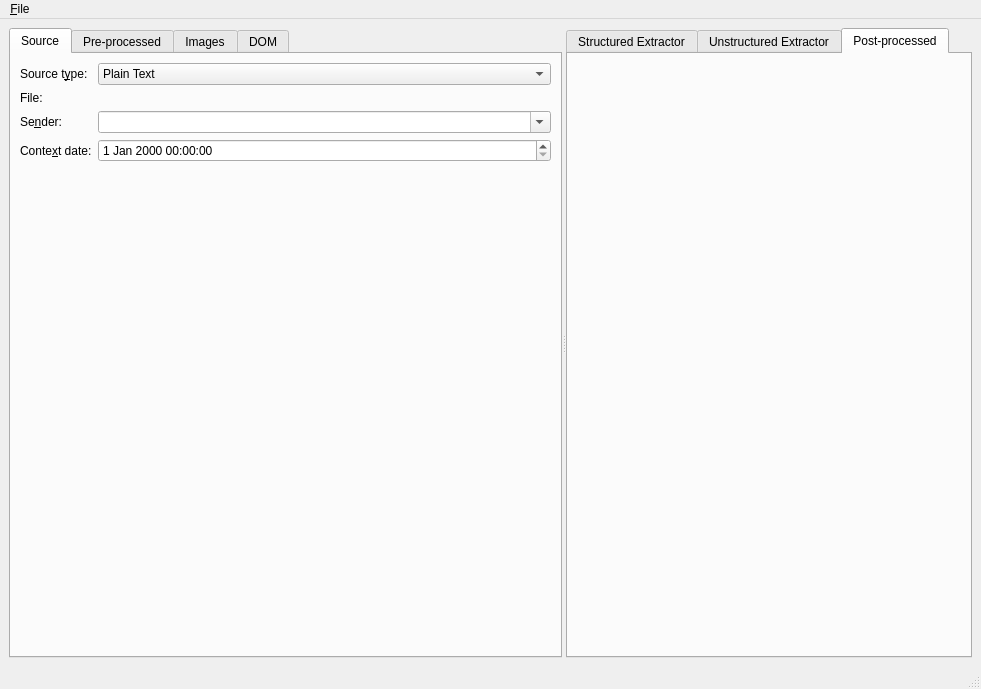
Qt form src/mainwindow.ui (KDE/kitinerary-workbench) before a commit.
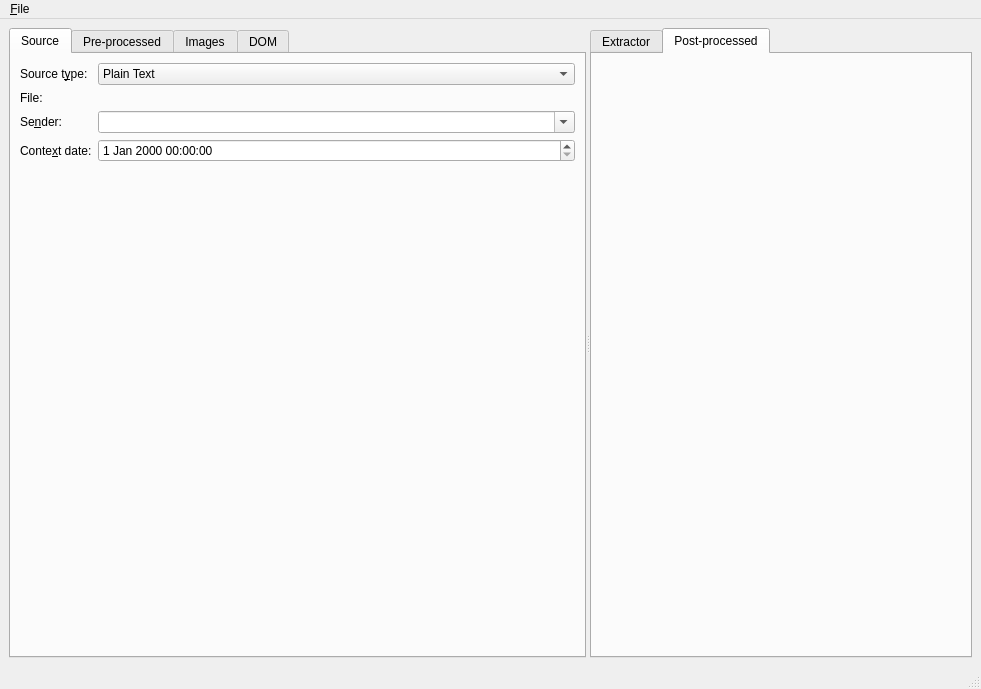
The same form after that commit. Icons and pictures are not drawn. Custom widgets are drawn as their Qt base class.

Commit message: Port away from StructuredDataExtractor

What changed in the file:
```diff
--- a/src/mainwindow.ui
+++ b/src/mainwindow.ui
@@ -189,14 +189,9 @@
        <property name="currentIndex">
         <number>2</number>
        </property>
-       <widget class="QWidget" name="structuredTab">
-        <attribute name="title">
-         <string>Structured Extractor</string>
-        </attribute>
-       </widget>
        <widget class="QWidget" name="outputTab">
         <attribute name="title">
-         <string>Unstructured Extractor</string>
+         <string>Extractor</string>
         </attribute>
        </widget>
        <widget class="QWidget" name="postprocTab">
```
Left out of the diff: 2 changed lines with no effect on the pictures. The commit also changes 3 other files.
